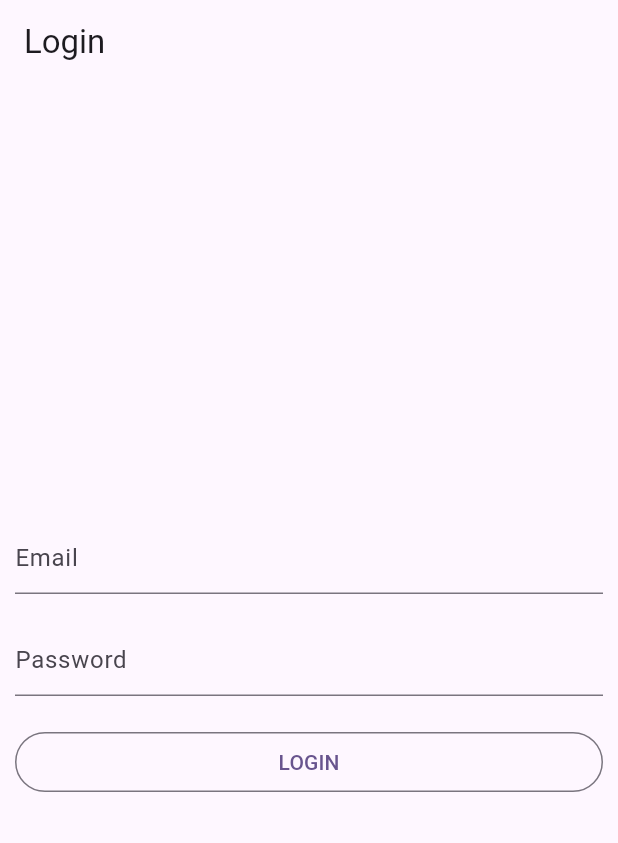
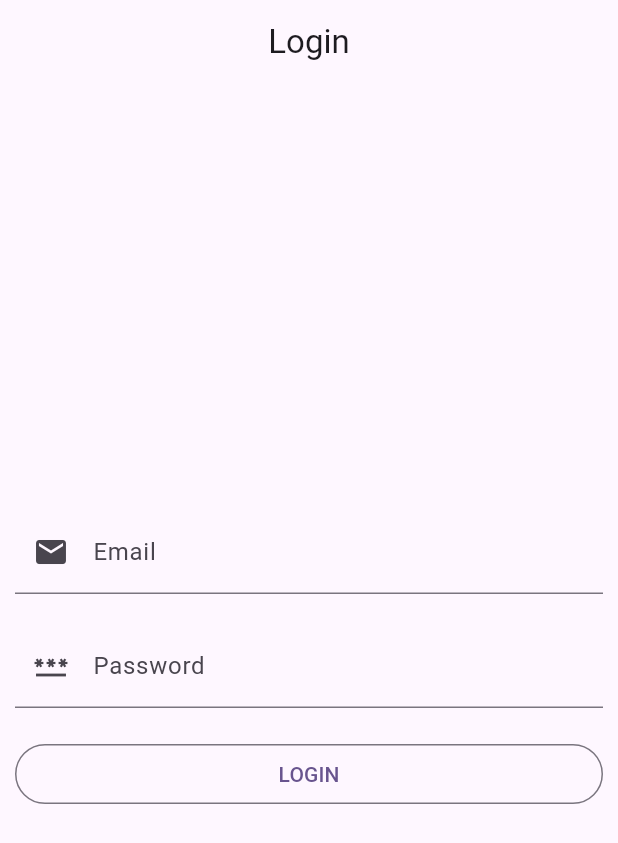
Before and after one commit to Praktikum-Mobile-IF-F/kuis-123210005, a Flutter app: the screen it shows after launch, on a phone screen of 412 x 824 dp. Shown: the top 843 px of the screen. Run offline on Flutter 3.47's test engine with Material 3 defaults, Android fonts, the light colour scheme and no system bars.

Commit message:
update login dan sedikit warna

```diff
--- a/lib/screen/detail_album.dart
+++ b/lib/screen/detail_album.dart
@@ -11,6 +11,7 @@ class DetailAlbum extends StatelessWidget {
     return Scaffold(
       appBar: AppBar(
         title: Text(album.albumName),
+        backgroundColor: Colors.green,
         actions: [
           IconButton(
               onPressed: () {
@@ -22,6 +23,7 @@ class DetailAlbum extends StatelessWidget {
       body: Center(
         child: Column(
           children: [
+            SizedBox(height: 10,),
             Container(
               child: Image.network(album.imageUrls),
             ),
@@ -52,7 +54,7 @@ class DetailAlbum extends StatelessWidget {
             ),
             Container(
               child: Text("Song List"),
-              color: Colors.blue,
+              color: Colors.lightGreen,
               padding: EdgeInsets.all(20),
               width: MediaQuery.sizeOf(context).width,
             ),
--- a/lib/screen/login.dart
+++ b/lib/screen/login.dart
@@ -9,9 +9,9 @@ class LoginPage extends StatefulWidget {
 }
 
 class _LoginPageState extends State<LoginPage> {
-  String email = "";
-  String password = "";
-  String message = "";
+  String errorMessage = "";
+  String emailError = "";
+  String passError = "";
 
   final emailController = TextEditingController();
   final passController = TextEditingController();
@@ -19,7 +19,10 @@ class _LoginPageState extends State<LoginPage> {
   @override
   Widget build(BuildContext context) {
     return Scaffold(
-      appBar: AppBar(title: Text("Login")),
+      appBar: AppBar(
+        title: Text("Login"),
+        centerTitle: true,
+      ),
       body: Column(
         mainAxisAlignment: MainAxisAlignment.center,
         crossAxisAlignment: CrossAxisAlignment.center,
@@ -29,7 +32,11 @@ class _LoginPageState extends State<LoginPage> {
             child: TextFormField(
               controller: emailController,
               enabled: true,
-              decoration: InputDecoration(hintText: "Email"),
+              decoration: InputDecoration(
+                prefixIcon: Icon(Icons.email),
+                  hintText: "Email",
+                  labelText: "Email",
+                  errorText: emailError.isEmpty ? null : errorMessage),
             ),
           ),
           Container(
@@ -39,8 +46,10 @@ class _LoginPageState extends State<LoginPage> {
               enabled: true,
               obscureText: true,
               decoration: InputDecoration(
-                hintText: "Password",
-              ),
+                prefixIcon: Icon(Icons.password),
+                  hintText: "Password",
+                  labelText: "Password",
+                  errorText: passError.isEmpty ? null : errorMessage),
             ),
           ),
           Container(
@@ -48,19 +57,30 @@ class _LoginPageState extends State<LoginPage> {
               width: MediaQuery.sizeOf(context).width,
               child: OutlinedButton(
                   onPressed: () {
-                    if (emailController.text != null &&
-                        passController.text != null) {
-                      Navigator.pushReplacement(context,
-                          MaterialPageRoute(builder: (context) {
-                        return TopPage();
-                      }));
+                    if (emailController.text.isEmpty ||
+                        passController.text.isEmpty) {
+                      setState(() {
+                        errorMessage = "Silakan masukkan password dan email";
+                      });
                     } else {
-                      setState(() {
-                        message = "Silakan masukkan email dan password";
-                      });
+                      if (!emailController.text.contains("@")) {
+                        setState(() {
+                          errorMessage = "Masukkan email dengan benar";
+                        });
+                      } else if (passController.text.length < 8) {
+                        setState(() {
+                          errorMessage = "Password kurang dari 8 karakter";
+                        });
+
+                      } else {
+                        Navigator.pushReplacement(context,
+                            MaterialPageRoute(builder: (context) {
+                          return TopPage();
+                        }));
+                      }
                     }
 
-                    SnackBar snackBar = SnackBar(content: Text(message));
+                    SnackBar snackBar = SnackBar(content: Text(errorMessage));
                     ScaffoldMessenger.of(context).showSnackBar(snackBar);
                   },
                   child: Text("LOGIN"))),
--- a/lib/screen/top_page.dart
+++ b/lib/screen/top_page.dart
@@ -11,6 +11,7 @@ class TopPage extends StatelessWidget {
     return Scaffold(
       appBar: AppBar(
         title: Text("Top Album"),
+        backgroundColor: Colors.green,
         centerTitle: true,
       ),
       body: GridView.builder(
```
